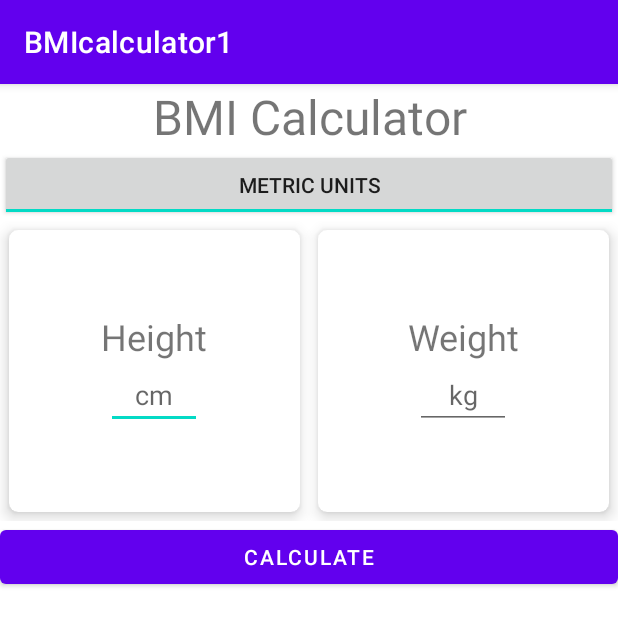
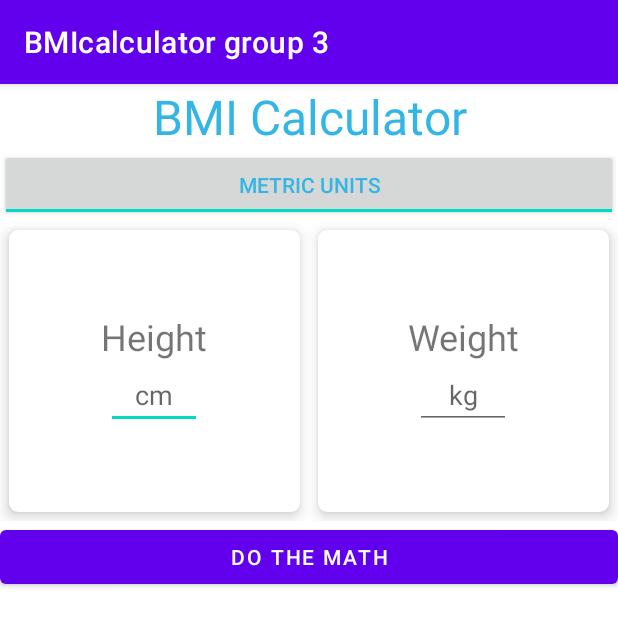
Before and after one commit to mich004/BMI-calculator, an Android app: the screen it shows after launch (MainActivity), on a phone screen of 412 x 824 dp. Shown: the top 626 px of the screen. Run offline under Robolectric (Android 15) with nearby library versions, the phone set to English and light mode, and no system bars.

Commit message:
first commit

```diff
--- a/app/src/main/res/layout/activity_main.xml
+++ b/app/src/main/res/layout/activity_main.xml
@@ -5,6 +5,7 @@
     android:layout_height="match_parent"
     xmlns:app="http://schemas.android.com/apk/res-auto"
     tools:context=".MainActivity"
+
     android:orientation="vertical">
 
     <TextView
@@ -12,6 +13,7 @@
         android:layout_height="wrap_content"
         android:gravity="center_horizontal"
         android:text="@string/bmi_calculator"
+        android:textColor="@android:color/holo_blue_light"
         android:textSize="32sp"/>
 
     <ToggleButton
@@ -19,6 +21,7 @@
         android:layout_width="match_parent"
         android:layout_height="wrap_content"
         android:checked="true"
+        android:textColor="@android:color/holo_blue_light"
         android:textOff="@string/imperial_units"
         android:textOn="@string/metric_units" />
 
@@ -140,6 +143,7 @@
         android:id="@+id/activity_main_calculate"
         android:layout_width="match_parent"
         android:layout_height="wrap_content"
+        android:shadowColor="@color/purple_200"
         android:layout_gravity="center_horizontal"
         android:text="@string/calculate" />
 
--- a/app/src/main/res/values/strings.xml
+++ b/app/src/main/res/values/strings.xml
@@ -1,5 +1,5 @@
 <resources>
-    <string name="app_name">BMIcalculator1</string>
+    <string name="app_name">BMIcalculator group 3</string>
     <string name="bmi_calculator">BMI Calculator</string>
     <string name="imperial_units">Imperial Units</string>
     <string name="metric_units">Metric Units</string>
@@ -10,5 +10,5 @@
     <string name="weight">Weight</string>
     <string name="lbs">lbs</string>
     <string name="bmi">BMI</string>
-    <string name="calculate">Calculate</string>
+    <string name="calculate">DO THE MATH</string>
 </resources>
```
